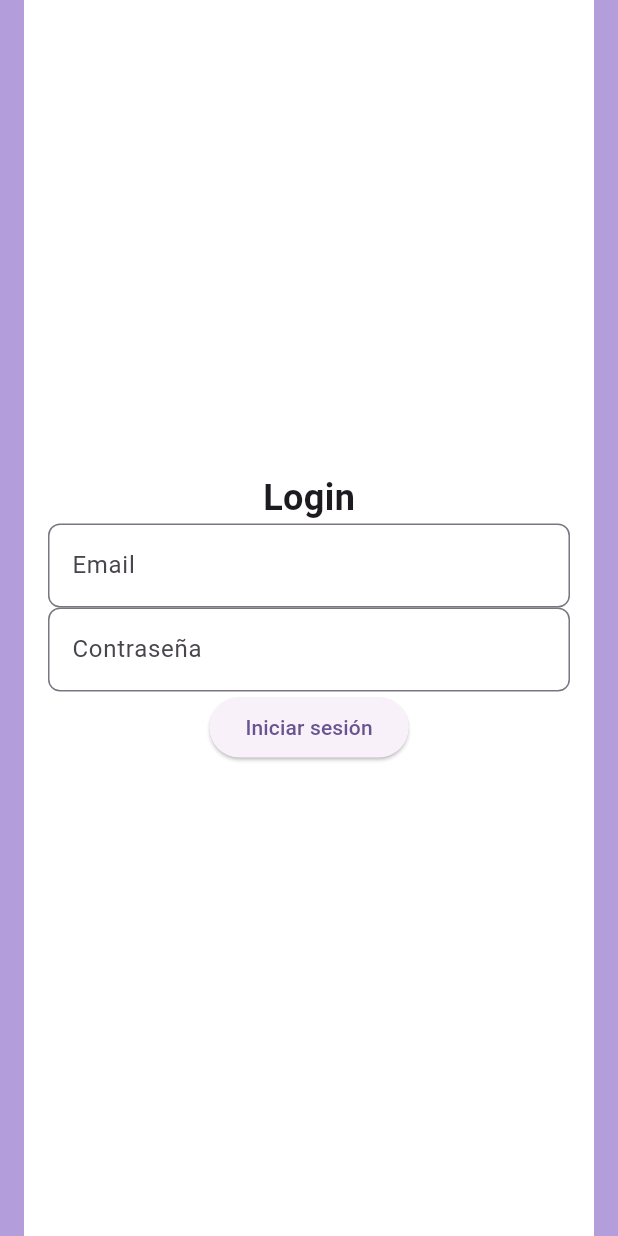
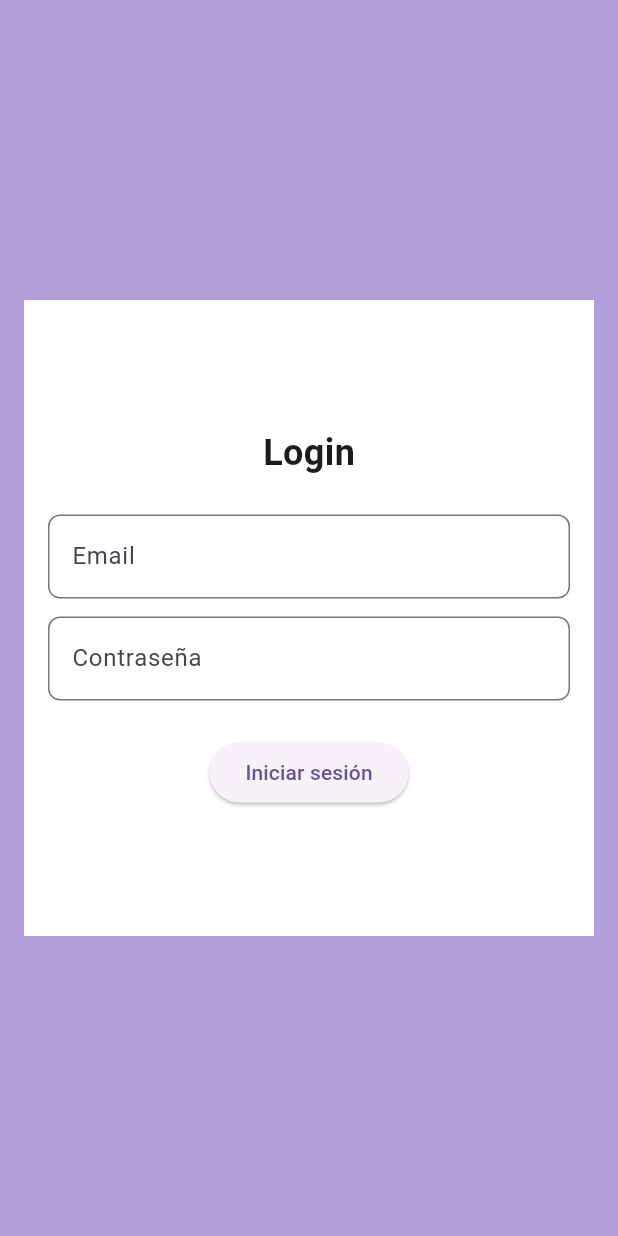
Before and after one commit to RogerCS17/g3_app_mobile, a Flutter app: the screen it shows after launch, on a phone screen of 412 x 824 dp. Run offline on Flutter 3.47's test engine with Material 3 defaults, Android fonts, the phone set to English and light mode, and no system bars.

Commit message:
styles(global): add padding

```diff
--- a/lib/screens/login/login.dart
+++ b/lib/screens/login/login.dart
@@ -10,7 +10,7 @@ class LoginScreen extends StatelessWidget {
     return Scaffold(
       body: SafeArea(
         child: Container(
-          padding: const EdgeInsets.symmetric(horizontal: 16),
+          padding: const EdgeInsets.symmetric(horizontal: 16, vertical: 200),
           color: Colors.deepPurple.shade200,
           child: Center(
             child: Container(
@@ -18,7 +18,13 @@ class LoginScreen extends StatelessWidget {
               color: Colors.white,
               child: const Column(
                 mainAxisAlignment: MainAxisAlignment.center,
-                children: [Text("Login", style: headline1), LoginForm()],
+                children: [
+                  Text("Login", style: headline1),
+                  SizedBox(
+                    height: 24,
+                  ),
+                  LoginForm()
+                ],
               ),
             ),
           ),
--- a/lib/screens/login/login_form.dart
+++ b/lib/screens/login/login_form.dart
@@ -37,6 +37,7 @@ class _LoginFormState extends State<LoginForm> {
                 return null;
               },
             ),
+            SizedBox(height: 12),
             TextFormField(
               obscureText: true,
               decoration: const InputDecoration(
@@ -48,6 +49,7 @@ class _LoginFormState extends State<LoginForm> {
                 return null;
               },
             ),
+            SizedBox(height: 24),
             ElevatedButton(onPressed: _submit, child: Text("Iniciar sesión")),
           ],
         ),
```
